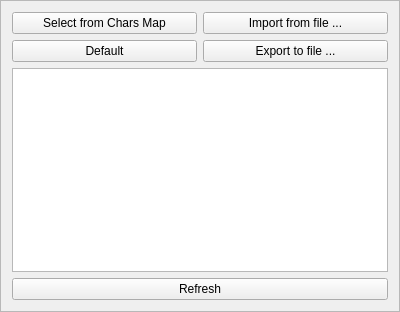
First picture: the form in charactersframe.ui, repository andryblack/fontbuilder, before the edit.
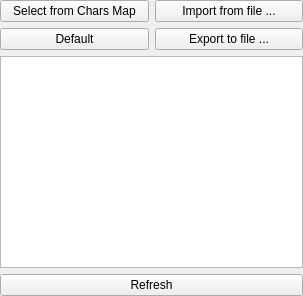
Second picture: the form after the edit.

Patch:
```diff
--- a/charactersframe.ui
+++ b/charactersframe.ui
@@ -1,28 +1,34 @@
 <?xml version="1.0" encoding="UTF-8"?>
 <ui version="4.0">
  <class>CharactersFrame</class>
- <widget class="QFrame" name="CharactersFrame">
+ <widget class="QWidget" name="CharactersFrame">
   <property name="geometry">
    <rect>
     <x>0</x>
     <y>0</y>
-    <width>400</width>
-    <height>312</height>
+    <width>303</width>
+    <height>296</height>
    </rect>
   </property>
+  <property name="sizePolicy">
+   <sizepolicy hsizetype="Minimum" vsizetype="Minimum">
+    <horstretch>0</horstretch>
+    <verstretch>0</verstretch>
+   </sizepolicy>
+  </property>
   <property name="windowTitle">
    <string>Frame</string>
   </property>
   <property name="locale">
    <locale language="English" country="UnitedStates"/>
   </property>
-  <property name="frameShape">
-   <enum>QFrame::StyledPanel</enum>
-  </property>
-  <property name="frameShadow">
-   <enum>QFrame::Raised</enum>
-  </property>
   <layout class="QVBoxLayout" name="verticalLayout">
+   <property name="sizeConstraint">
+    <enum>QLayout::SetMinimumSize</enum>
+   </property>
+   <property name="margin">
+    <number>0</number>
+   </property>
    <item>
     <layout class="QGridLayout" name="gridLayout">
      <item row="0" column="1">
```
